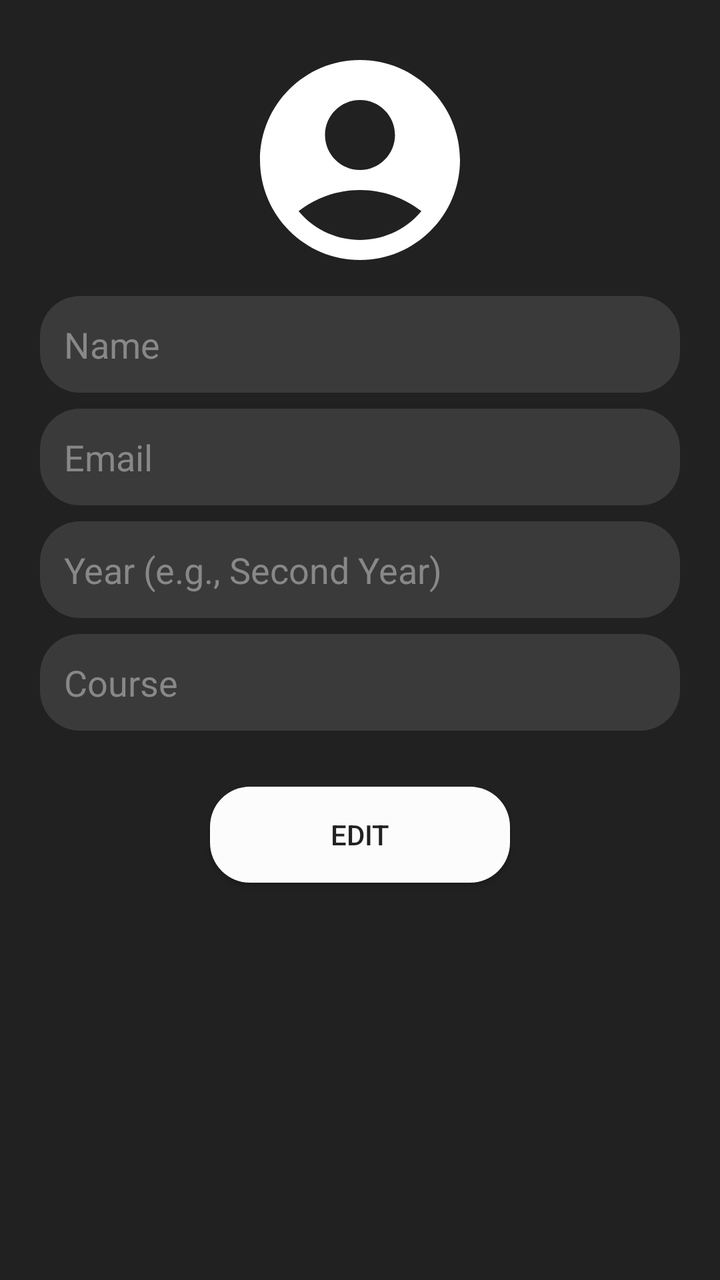
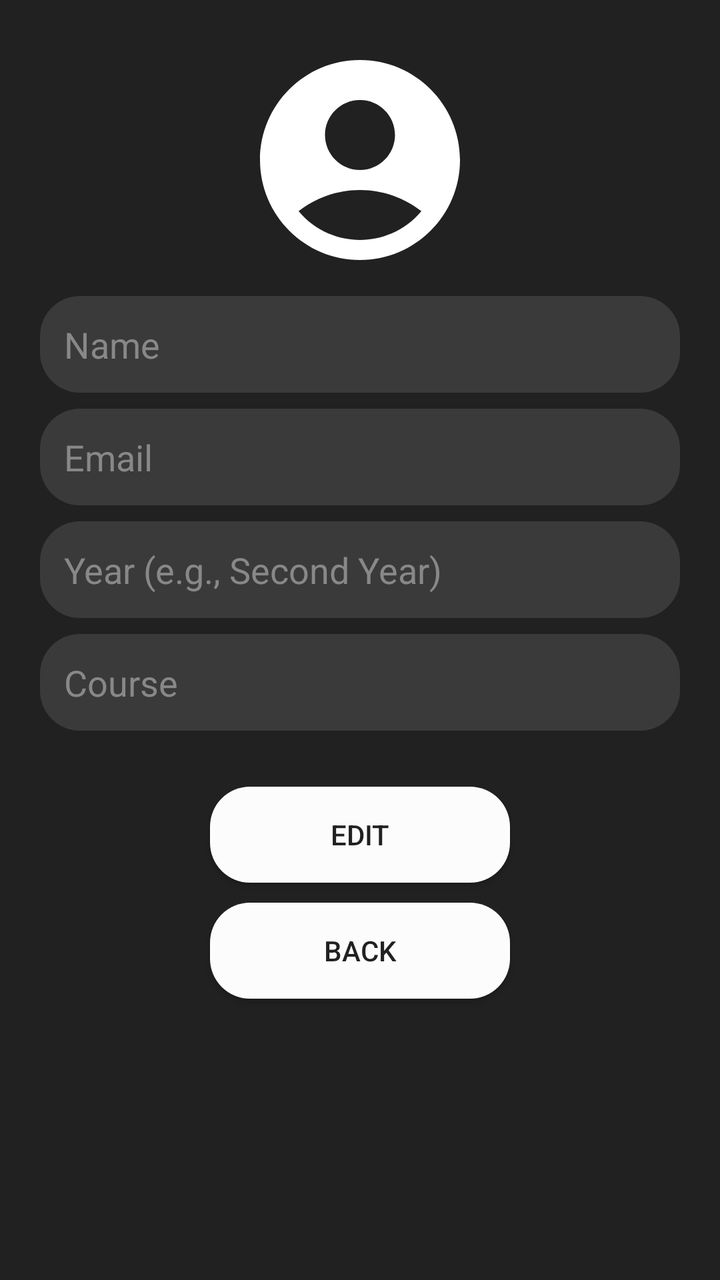

Two renders of the same Android screen: before a commit and after it. Below are the layout's source before the change and the commit's diff.
<!-- AndroidManifest.xml: application theme Theme.PeriodicPro -->
<!-- res/layout/activity_profile.xml -->
<?xml version="1.0" encoding="utf-8"?>
<LinearLayout xmlns:android="http://schemas.android.com/apk/res/android"
    android:layout_width="match_parent"
    android:layout_height="match_parent"
    android:padding="20dp"
    android:orientation="vertical"
    android:background="#212121">

    <ImageView
        android:id="@+id/profileImage"
        android:layout_width="120dp"
        android:layout_height="120dp"
        android:src="@drawable/ic_profile"
        android:layout_gravity="center"
        android:contentDescription="Profile Image"/>

    <EditText
        android:id="@+id/etName"
        android:layout_width="match_parent"
        android:layout_height="wrap_content"
        android:hint="Name"
        android:enabled="false"
        android:background="@drawable/rounded_form_bg"
        android:padding="12dp"
        android:layout_marginVertical="8dp"
        android:textColor="#000000"
        android:textColorHint="#888888"/>

    <EditText
        android:id="@+id/etEmail"
        android:layout_width="match_parent"
        android:layout_height="wrap_content"
        android:hint="Email"
        android:enabled="false"
        android:background="@drawable/rounded_form_bg"
        android:layout_marginBottom="8dp"
        android:padding="12dp"
        android:textColor="#000000"
        android:textColorHint="#888888"/>

    <EditText
        android:id="@+id/etYear"
        android:layout_width="match_parent"
        android:layout_height="wrap_content"
        android:hint="Year (e.g., Second Year)"
        android:layout_marginBottom="8dp"
        android:enabled="false"
        android:background="@drawable/rounded_form_bg"
        android:padding="12dp"
        android:textColor="#000000"
        android:textColorHint="#888888"/>

    <EditText
        android:id="@+id/etCourse"
        android:layout_width="match_parent"
        android:layout_height="wrap_content"
        android:hint="Course"
        android:enabled="false"
        android:background="@drawable/rounded_form_bg"
        android:layout_marginBottom="8dp"
        android:padding="12dp"
        android:textColor="#000000"
        android:textColorHint="#888888"/>

    <Button
        android:id="@+id/btnEdit"
        android:layout_width="150dp"
        android:layout_height="wrap_content"
        android:background="@drawable/rounded_card_bg"
        android:layout_gravity="center"
        android:text="Edit"
        android:layout_marginTop="20dp"/>
</LinearLayout>
<!-- resources referenced by this layout -->
<resources>
  <!-- drawable ic_profile (drawable) -->
  <vector xmlns:android="http://schemas.android.com/apk/res/android" android:height="24dp" android:tint="#FFFFFF" android:viewportHeight="24" android:viewportWidth="24" android:width="24dp">
        
      <path android:fillColor="@android:color/white" android:pathData="M12,2C6.48,2 2,6.48 2,12s4.48,10 10,10s10,-4.48 10,-10S17.52,2 12,2zM12,6c1.93,0 3.5,1.57 3.5,3.5S13.93,13 12,13s-3.5,-1.57 -3.5,-3.5S10.07,6 12,6zM12,20c-2.03,0 -4.43,-0.82 -6.14,-2.88C7.55,15.8 9.68,15 12,15s4.45,0.8 6.14,2.12C16.43,19.18 14.03,20 12,20z"/>
      
  </vector>
  <!-- drawable rounded_card_bg (drawable) -->
  <?xml version="1.0" encoding="utf-8"?>
  <shape xmlns:android="http://schemas.android.com/apk/res/android">
      <solid android:color="#fcfcfc"/> 
      <corners android:radius="20dp"/> 
  </shape>
  <!-- drawable rounded_form_bg (drawable) -->
  <?xml version="1.0" encoding="utf-8"?>
  <shape xmlns:android="http://schemas.android.com/apk/res/android">
      <solid android:color="#3b3a3a"/> 
      <corners android:radius="20dp"/> 
  </shape>
  <style name="Theme.PeriodicPro" parent="Theme.AppCompat.DayNight.NoActionBar">
          <item name="colorPrimary">#212121</item>
          <item name="colorPrimaryDark">#171717</item>
          <item name="colorAccent">#00796B</item>
          <item name="android:windowBackground">#212121</item>
      </style>
</resources>

<!-- the commit's change to res/layout/activity_profile.xml (unified diff, before → after) -->
@@ -62,6 +62,7 @@
         android:textColor="#000000"
         android:textColorHint="#888888"/>
 
+    
     <Button
         android:id="@+id/btnEdit"
         android:layout_width="150dp"
@@ -70,4 +71,14 @@
         android:layout_gravity="center"
         android:text="Edit"
         android:layout_marginTop="20dp"/>
+
+
+    <Button
+        android:id="@+id/btnBack"
+        android:layout_width="150dp"
+        android:layout_height="wrap_content"
+        android:background="@drawable/rounded_card_bg"
+        android:layout_gravity="center"
+        android:text="Back"
+        android:layout_marginTop="10dp"/>
 </LinearLayout>
